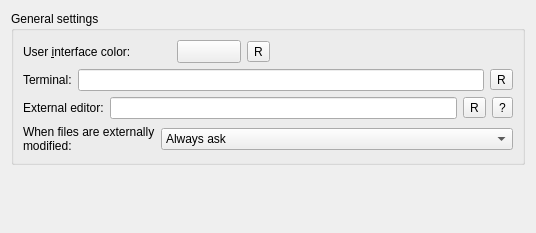
Qt form src/plugins/coreplugin/generalsettings.ui (qtplatz/qtplatz) before a commit.
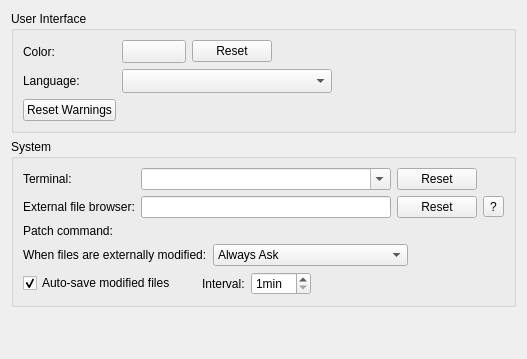
The same form after that commit. Icons and pictures are not drawn. Custom widgets are drawn as their Qt base class.

```diff
--- a/src/plugins/coreplugin/generalsettings.ui
+++ b/src/plugins/coreplugin/generalsettings.ui
@@ -6,45 +6,29 @@
    <rect>
     <x>0</x>
     <y>0</y>
-    <width>536</width>
-    <height>233</height>
+    <width>527</width>
+    <height>359</height>
    </rect>
   </property>
-  <layout class="QVBoxLayout" name="verticalLayout_2">
+  <layout class="QVBoxLayout" name="verticalLayout">
    <item>
-    <widget class="QGroupBox" name="groupBox">
+    <widget class="QGroupBox" name="interfaceBox">
      <property name="title">
-      <string>General settings</string>
+      <string>User Interface</string>
      </property>
-     <layout class="QVBoxLayout" name="verticalLayout">
-      <item>
-       <layout class="QHBoxLayout" name="horizontalLayout_4">
-        <item>
-         <widget class="QLabel" name="colorLabel">
-          <property name="text">
-           <string>User &amp;interface color:</string>
-          </property>
-          <property name="buddy">
-           <cstring>colorButton</cstring>
-          </property>
-         </widget>
-        </item>
-        <item>
-         <spacer name="horizontalSpacer_2">
-          <property name="orientation">
-           <enum>Qt::Horizontal</enum>
-          </property>
-          <property name="sizeType">
-           <enum>QSizePolicy::Fixed</enum>
-          </property>
-          <property name="sizeHint" stdset="0">
-           <size>
-            <width>40</width>
-            <height>20</height>
-           </size>
-          </property>
-         </spacer>
-        </item>
+     <layout class="QGridLayout" name="gridLayout_2">
+      <item row="0" column="0">
+       <widget class="QLabel" name="colorLabel">
+        <property name="text">
+         <string>Color:</string>
+        </property>
+        <property name="buddy">
+         <cstring>colorButton</cstring>
+        </property>
+       </widget>
+      </item>
+      <item row="0" column="1">
+       <layout class="QHBoxLayout" name="horizontalLayout">
         <item>
          <widget class="Utils::QtColorButton" name="colorButton">
           <property name="sizePolicy">
@@ -59,22 +43,18 @@
             <height>0</height>
            </size>
           </property>
-          <property name="alphaAllowed">
+          <property name="alphaAllowed" stdset="0">
            <bool>false</bool>
           </property>
          </widget>
         </item>
         <item>
-         <widget class="QToolButton" name="resetButton">
+         <widget class="QPushButton" name="resetColorButton">
           <property name="toolTip">
-           <string>Reset to default</string>
+           <string comment="Color">Reset to default.</string>
           </property>
           <property name="text">
-           <string>R</string>
-          </property>
-          <property name="icon">
-           <iconset resource="core.qrc">
-            <normaloff>:/core/images/reset.png</normaloff>:/core/images/reset.png</iconset>
+           <string>Reset</string>
           </property>
          </widget>
         </item>
@@ -85,7 +65,7 @@
           </property>
           <property name="sizeHint" stdset="0">
            <size>
-            <width>40</width>
+            <width>285</width>
             <height>20</height>
            </size>
           </property>
@@ -93,108 +73,230 @@
         </item>
        </layout>
       </item>
-      <item>
-       <layout class="QHBoxLayout" name="horizontalLayout">
+      <item row="2" column="0">
+       <widget class="QLabel" name="languageLabel">
+        <property name="text">
+         <string>Language:</string>
+        </property>
+       </widget>
+      </item>
+      <item row="2" column="1">
+       <layout class="QHBoxLayout" name="horizontalLayout_3">
         <item>
-         <widget class="QLabel" name="terminalLabel">
-          <property name="text">
-           <string>Terminal:</string>
+         <widget class="QComboBox" name="languageBox">
+          <property name="sizeAdjustPolicy">
+           <enum>QComboBox::AdjustToMinimumContentsLengthWithIcon</enum>
           </property>
-         </widget>
-        </item>
-        <item>
-         <widget class="QLineEdit" name="terminalEdit"/>
-        </item>
-        <item>
-         <widget class="QToolButton" name="resetTerminalButton">
-          <property name="toolTip">
-           <string>Reset to default</string>
+          <property name="minimumContentsLength">
+           <number>20</number>
           </property>
-          <property name="text">
-           <string>R</string>
-          </property>
-          <property name="icon">
-           <iconset resource="core.qrc">
-            <normaloff>:/core/images/reset.png</normaloff>:/core/images/reset.png</iconset>
-          </property>
          </widget>
         </item>
-       </layout>
-      </item>
-      <item>
-       <layout class="QHBoxLayout" name="horizontalLayout_5">
         <item>
-         <widget class="QLabel" name="label">
-          <property name="text">
-           <string>External editor:</string>
+         <spacer name="horizontalSpacer_2">
+          <property name="orientation">
+           <enum>Qt::Horizontal</enum>
           </property>
-         </widget>
-        </item>
-        <item>
-         <widget class="QLineEdit" name="externalEditorEdit"/>
-        </item>
-        <item>
-         <widget class="QToolButton" name="resetEditorButton">
-          <property name="toolTip">
-           <string>Reset to default</string>
+          <property name="sizeHint" stdset="0">
+           <size>
+            <width>285</width>
+            <height>20</height>
+           </size>
           </property>
-          <property name="text">
-           <string>R</string>
-          </property>
-          <property name="icon">
-           <iconset resource="core.qrc">
-            <normaloff>:/core/images/reset.png</normaloff>:/core/images/reset.png</iconset>
-          </property>
-         </widget>
+         </spacer>
         </item>
-        <item>
-         <widget class="QToolButton" name="helpExternalEditorButton">
-          <property name="text">
-           <string>?</string>
-          </property>
-         </widget>
-        </item>
        </layout>
       </item>
-      <item>
+      <item row="3" column="0">
+       <widget class="QPushButton" name="resetWarningsButton">
+        <property name="toolTip">
+         <string>Re-enable warnings that were suppressed by selecting &quot;Do Not Show Again&quot; (for example, missing highlighter).</string>
+        </property>
+        <property name="text">
+         <string comment="Button text">Reset Warnings</string>
+        </property>
+       </widget>
+      </item>
+     </layout>
+    </widget>
+   </item>
+   <item>
+    <widget class="QGroupBox" name="systemBox">
+     <property name="title">
+      <string>System</string>
+     </property>
+     <layout class="QGridLayout" name="gridLayout">
+      <item row="0" column="0">
+       <widget class="QLabel" name="terminalLabel">
+        <property name="text">
+         <string>Terminal:</string>
+        </property>
+       </widget>
+      </item>
+      <item row="0" column="1">
+       <widget class="QComboBox" name="terminalComboBox">
+        <property name="editable">
+         <bool>true</bool>
+        </property>
+       </widget>
+      </item>
+      <item row="0" column="2">
+       <widget class="QPushButton" name="resetTerminalButton">
+        <property name="toolTip">
+         <string comment="Terminal">Reset to default.</string>
+        </property>
+        <property name="text">
+         <string>Reset</string>
+        </property>
+       </widget>
+      </item>
+      <item row="1" column="0">
+       <widget class="QLabel" name="externalFileBrowserLabel">
+        <property name="text">
+         <string>External file browser:</string>
+        </property>
+       </widget>
+      </item>
+      <item row="1" column="1">
+       <widget class="QLineEdit" name="externalFileBrowserEdit"/>
+      </item>
+      <item row="1" column="2">
+       <widget class="QPushButton" name="resetFileBrowserButton">
+        <property name="toolTip">
+         <string comment="File Browser">Reset to default.</string>
+        </property>
+        <property name="text">
+         <string>Reset</string>
+        </property>
+       </widget>
+      </item>
+      <item row="1" column="3">
+       <widget class="QToolButton" name="helpExternalFileBrowserButton">
+        <property name="text">
+         <string>?</string>
+        </property>
+        <property name="icon">
+         <iconset resource="core.qrc">
+          <normaloff>:/core/images/help.png</normaloff>:/core/images/help.png</iconset>
+        </property>
+       </widget>
+      </item>
+      <item row="2" column="0">
+       <widget class="QLabel" name="patchCommandLabel">
+        <property name="text">
+         <string>Patch command:</string>
+        </property>
+       </widget>
+      </item>
+      <item row="2" column="1" colspan="2">
+       <widget class="Utils::PathChooser" name="patchChooser" native="true"/>
+      </item>
+      <item row="3" column="0" colspan="4">
        <layout class="QHBoxLayout" name="horizontalLayout_2">
         <item>
-         <widget class="QLabel" name="label_2">
+         <widget class="QLabel" name="modifiedLabel">
           <property name="text">
            <string>When files are externally modified:</string>
           </property>
-          <property name="wordWrap">
-           <bool>true</bool>
-          </property>
          </widget>
         </item>
         <item>
          <widget class="QComboBox" name="reloadBehavior">
-          <property name="sizePolicy">
-           <sizepolicy hsizetype="MinimumExpanding" vsizetype="Fixed">
-            <horstretch>0</horstretch>
-            <verstretch>0</verstretch>
-           </sizepolicy>
-          </property>
           <property name="currentIndex">
            <number>0</number>
           </property>
           <item>
            <property name="text">
-            <string>Always ask</string>
+            <string>Always Ask</string>
            </property>
           </item>
           <item>
            <property name="text">
-            <string>Reload all modified files</string>
+            <string>Reload All Unchanged Editors</string>
            </property>
           </item>
           <item>
            <property name="text">
-            <string>Ignore modifications</string>
+            <string>Ignore Modifications</string>
            </property>
           </item>
          </widget>
+        </item>
+        <item>
+         <spacer name="horizontalSpacer_3">
+          <property name="orientation">
+           <enum>Qt::Horizontal</enum>
+          </property>
+          <property name="sizeHint" stdset="0">
+           <size>
+            <width>40</width>
+            <height>20</height>
+           </size>
+          </property>
+         </spacer>
+        </item>
+       </layout>
+      </item>
+      <item row="4" column="0" colspan="4">
+       <layout class="QHBoxLayout" name="horizontalLayout_5">
+        <item>
+         <widget class="QCheckBox" name="autoSaveCheckBox">
+          <property name="toolTip">
+           <string>Automatically creates temporary copies of modified files. If Qt Creator is restarted after a crash or power failure, it asks whether to recover the auto-saved content.</string>
+          </property>
+          <property name="text">
+           <string>Auto-save modified files</string>
+          </property>
+          <property name="checked">
+           <bool>true</bool>
+          </property>
+         </widget>
+        </item>
+        <item>
+         <spacer name="horizontalSpacer_6">
+          <property name="orientation">
+           <enum>Qt::Horizontal</enum>
+          </property>
+          <property name="sizeType">
+           <enum>QSizePolicy::Fixed</enum>
+          </property>
+          <property name="sizeHint" stdset="0">
+           <size>
+            <width>20</width>
+            <height>20</height>
+           </size>
+          </property>
+         </spacer>
+        </item>
+        <item>
+         <widget class="QLabel" name="autoSaveIntervalLabel">
+          <property name="text">
+           <string>Interval:</string>
+          </property>
+         </widget>
+        </item>
+        <item>
+         <widget class="QSpinBox" name="autoSaveInterval">
+          <property name="suffix">
+           <string extracomment="unit for minutes">min</string>
+          </property>
+          <property name="minimum">
+           <number>1</number>
+          </property>
+         </widget>
+        </item>
+        <item>
+         <spacer name="horizontalSpacer_5">
+          <property name="orientation">
+           <enum>Qt::Horizontal</enum>
+          </property>
+          <property name="sizeHint" stdset="0">
+           <size>
+            <width>40</width>
+            <height>20</height>
+           </size>
+          </property>
+         </spacer>
         </item>
        </layout>
       </item>
@@ -209,7 +311,7 @@
      <property name="sizeHint" stdset="0">
       <size>
        <width>20</width>
-       <height>111</height>
+       <height>30</height>
       </size>
      </property>
     </spacer>
@@ -222,6 +324,16 @@
    <extends>QToolButton</extends>
    <header location="global">utils/qtcolorbutton.h</header>
   </customwidget>
+  <customwidget>
+   <class>Utils::PathChooser</class>
+   <extends>QWidget</extends>
+   <header location="global">utils/pathchooser.h</header>
+   <container>1</container>
+   <slots>
+    <signal>editingFinished()</signal>
+    <signal>browsingFinished()</signal>
+   </slots>
+  </customwidget>
  </customwidgets>
  <resources>
   <include location="core.qrc"/>
```
Left out of the diff: 19 changed lines with no effect on the pictures.
